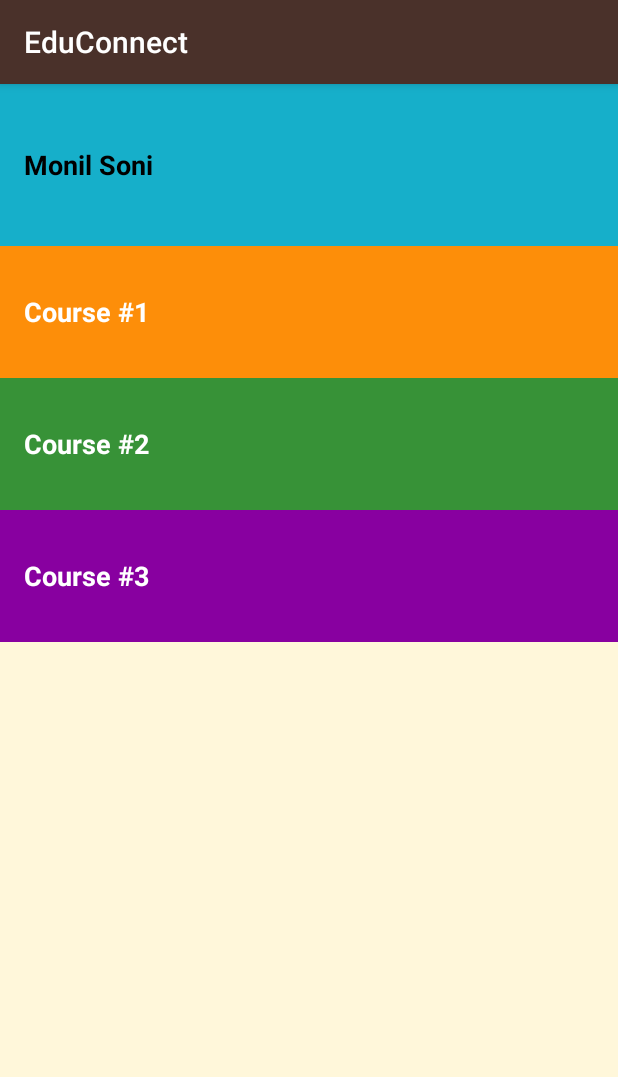
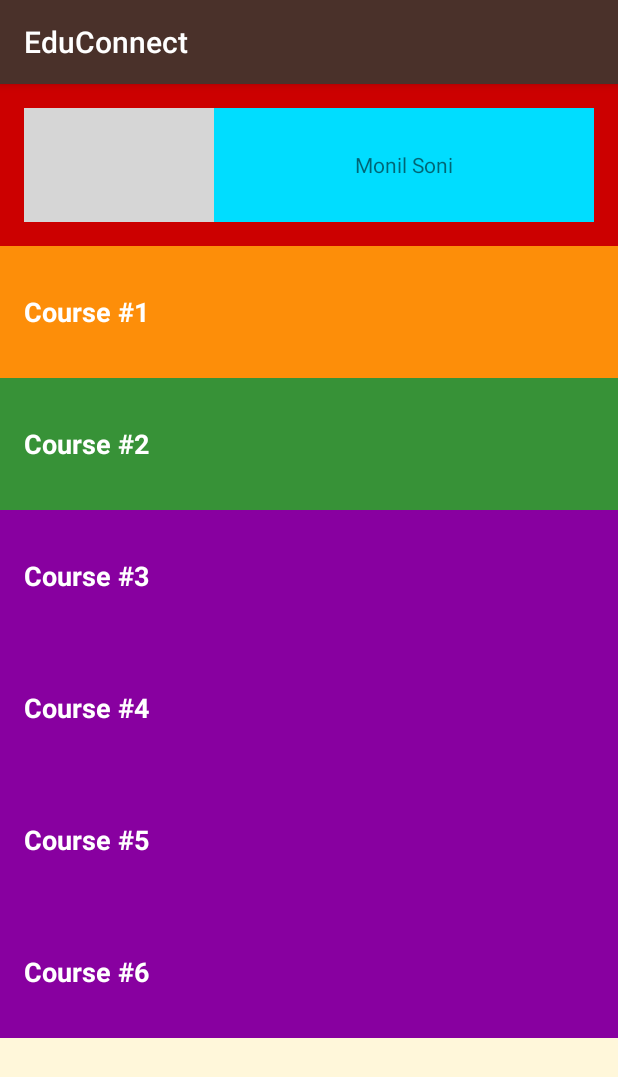
Before and after one commit to shadxx7/College_Rhino, an Android app: the screen it shows after launch (MainActivity), on a phone screen of 412 x 824 dp. Shown: the top 1077 px of the screen. Run offline under Robolectric (Android 15) with nearby library versions, the phone set to English and light mode, and no system bars; grey boxes are pictures that could not be loaded.

Commit message:
Made some other changes2

```diff
--- a/MyApplication/app/src/main/res/layout/activity_main.xml
+++ b/MyApplication/app/src/main/res/layout/activity_main.xml
@@ -21,53 +21,94 @@
     android:orientation="vertical"
     tools:context="com.example.android.educonnect.MainActivity">
 
-    <!-- Phrases category -->
     <FrameLayout
         android:layout_width="match_parent"
         android:layout_height="wrap_content"
         android:background="@color/category_phrases">
-        <TextView
-            android:id="@+id/phrases"
+        <LinearLayout
             style="@style/Bio"
-            android:background="?android:attr/selectableItemBackground"
-            android:text="Monil Soni" />
+            android:layout_gravity="center"
+            android:background="@android:color/holo_red_dark"
+            android:orientation="horizontal">
+            <ImageView
+                android:layout_height="match_parent"
+                android:layout_width="0dp"
+                android:layout_weight="1"
+                android:src="@drawable/smalllogo"/>
+            <TextView
+                android:id="@+id/bio"
+                android:layout_width="0dp"
+                android:layout_weight="2"
+                android:layout_height="match_parent"
+                android:background="@android:color/holo_blue_bright"
+                android:gravity="center"
+                android:text="Monil Soni" />
+        </LinearLayout>
     </FrameLayout>
 
-    <!-- Numbers category -->
     <FrameLayout
         android:layout_width="match_parent"
         android:layout_height="wrap_content"
         android:background="@color/category_numbers">
         <TextView
-            android:id="@+id/numbers"
+            android:id="@+id/course_1"
             style="@style/CategoryStyle"
             android:background="?android:attr/selectableItemBackground"
             android:text="Course #1" />
     </FrameLayout>
 
-    <!-- Family category -->
     <FrameLayout
         android:layout_width="match_parent"
         android:layout_height="wrap_content"
         android:background="@color/category_family">
         <TextView
-            android:id="@+id/family"
+            android:id="@+id/course_2"
             style="@style/CategoryStyle"
             android:background="?android:attr/selectableItemBackground"
             android:text="Course #2" />
     </FrameLayout>
 
-    <!-- Colors category -->
     <FrameLayout
         android:layout_width="match_parent"
         android:layout_height="wrap_content"
         android:background="@color/category_colors">
         <TextView
-            android:id="@+id/colors"
+            android:id="@+id/course_3"
             style="@style/CategoryStyle"
             android:background="?android:attr/selectableItemBackground"
             android:text="Course #3" />
     </FrameLayout>
 
+    <FrameLayout
+        android:layout_width="match_parent"
+        android:layout_height="wrap_content"
+        android:background="@color/category_colors">
+        <TextView
+            android:id="@+id/course_4"
+            style="@style/CategoryStyle"
+            android:background="?android:attr/selectableItemBackground"
+            android:text="Course #4" />
+    </FrameLayout>
 
+    <FrameLayout
+        android:layout_width="match_parent"
+        android:layout_height="wrap_content"
+        android:background="@color/category_colors">
+        <TextView
+            android:id="@+id/course_5"
+            style="@style/CategoryStyle"
+            android:background="?android:attr/selectableItemBackground"
+            android:text="Course #5" />
+    </FrameLayout>
+
+    <FrameLayout
+        android:layout_width="match_parent"
+        android:layout_height="wrap_content"
+        android:background="@color/category_colors">
+        <TextView
+            android:id="@+id/course_6"
+            style="@style/CategoryStyle"
+            android:background="?android:attr/selectableItemBackground"
+            android:text="Course #6" />
+    </FrameLayout>
 </LinearLayout>
--- a/MyApplication/app/src/main/res/values/styles.xml
+++ b/MyApplication/app/src/main/res/values/styles.xml
@@ -37,7 +37,7 @@
         <item name="android:gravity">center_vertical</item>
         <item name="android:padding">16dp</item>
         <item name="android:textColor">@android:color/black</item>
-        <item name="android:textStyle">bold</item>
+        <item name="android:textStyle">italic</item>
         <item name="android:textAppearance">?android:textAppearanceMedium</item>
     </style>
 </resources>
```
